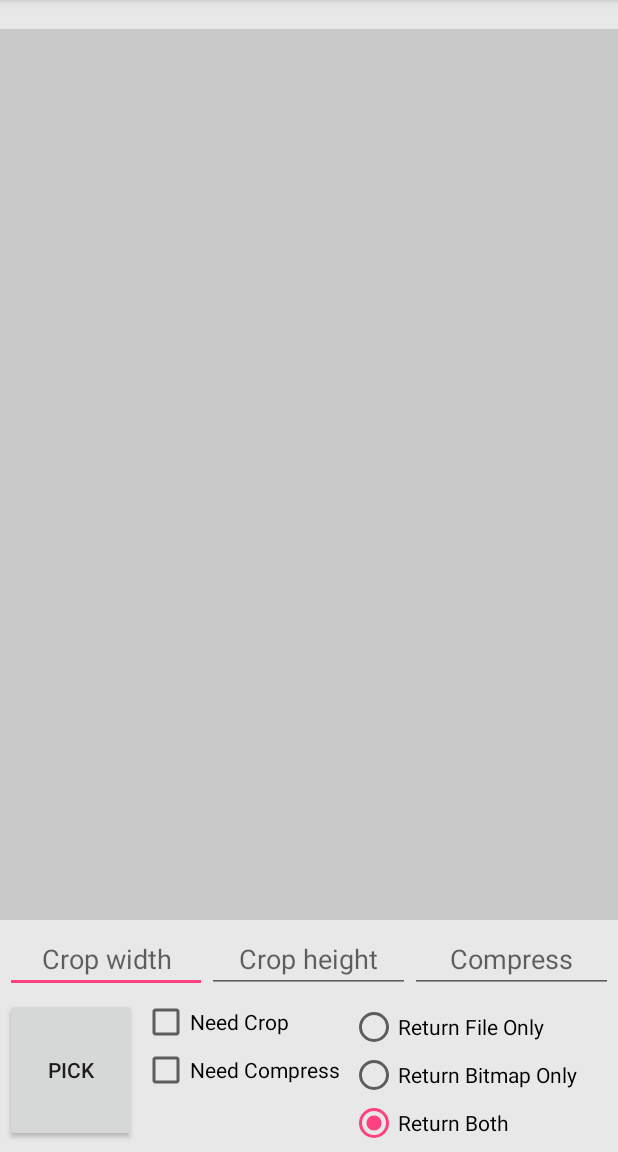
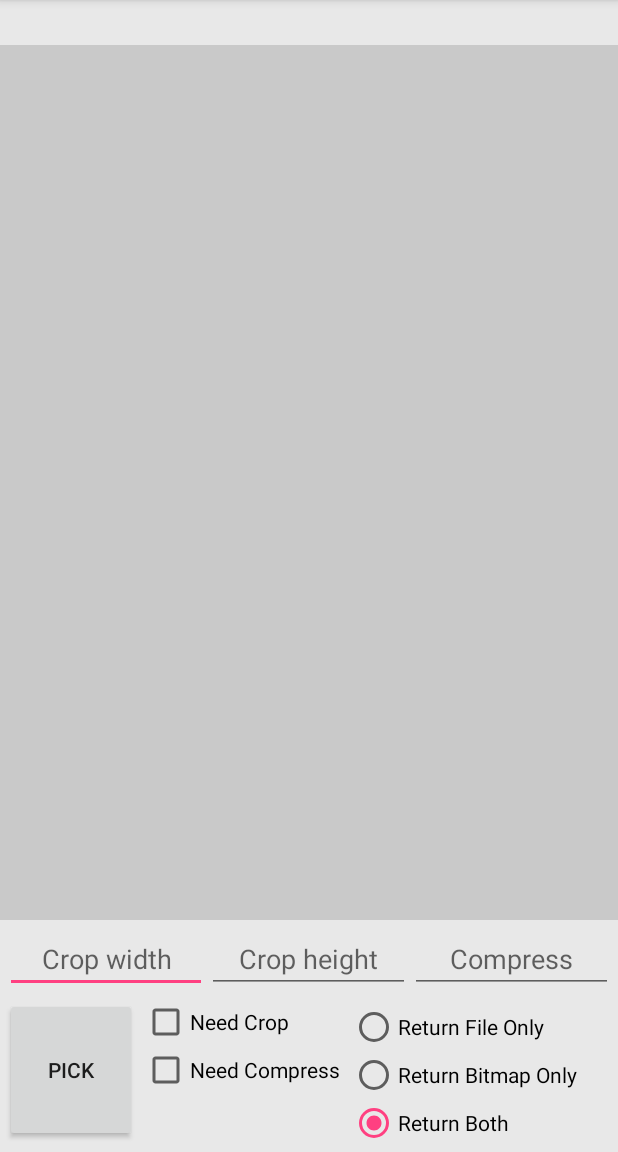
Before and after one commit to ocwvar/PicturePicker, an Android app: the screen it shows after launch (MainActivity), on a phone screen of 412 x 824 dp, the part 84-1236 px from its top. Run offline under Robolectric (Android 15) with nearby library versions, the phone set to English and light mode, and no system bars.

```diff
--- a/app/src/main/java/com/ocwvar/picturepicker/DemoActivity/MainActivity.java
+++ b/app/src/main/java/com/ocwvar/picturepicker/DemoActivity/MainActivity.java
@@ -146,4 +146,5 @@ public class MainActivity extends AppCompatActivity implements View.OnClickListe
         }
     }
 
+
 }
--- a/app/src/main/res/layout/activity_main.xml
+++ b/app/src/main/res/layout/activity_main.xml
@@ -8,10 +8,11 @@
 
     <TextView
         android:id="@+id/fileInfo"
+        android:layout_width="match_parent"
+        android:layout_height="wrap_content"
         android:background="#94ffffff"
-        android:textColor="#1b1919"
-        android:layout_width="match_parent"
-        android:layout_height="wrap_content"/>
+        android:padding="5dp"
+        android:textColor="#ff0044"/>
 
     <ImageView
         android:id="@+id/imageView"
```
Also changed, not shown: app/src/main/java/com/ocwvar/picturepicker/Picker/PicturePickerUnity.java (+27 -5 lines).
